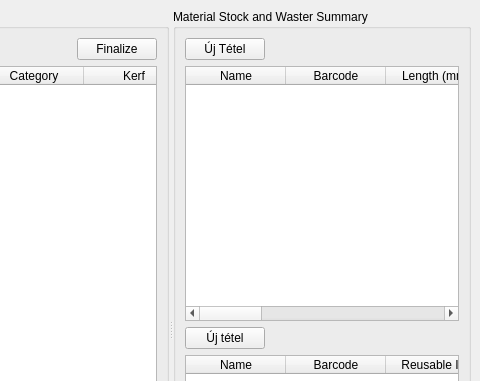
This is view/MainWindow.ui in horvathzoltan/cutplannerpro as Qt 5 draws it before an edit; both pictures show x 440 to 920 and y 0 to 381 of the 920 by 680 pixel window. The edited form follows.
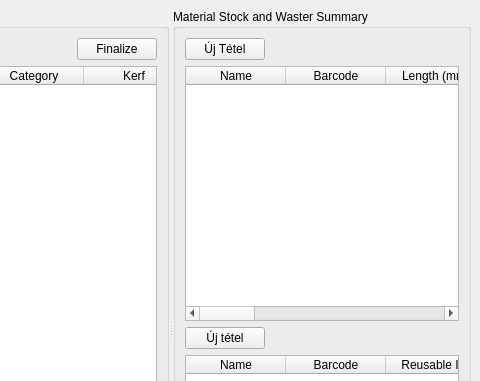
This is the edited form.

The edit to the form file:
```diff
--- a/view/MainWindow.ui
+++ b/view/MainWindow.ui
@@ -348,6 +348,11 @@
             <string>Comment</string>
            </property>
           </column>
+          <column>
+           <property name="text">
+            <string>Color</string>
+           </property>
+          </column>
           <column>
            <property name="text">
             <string>Actions</string>
```
